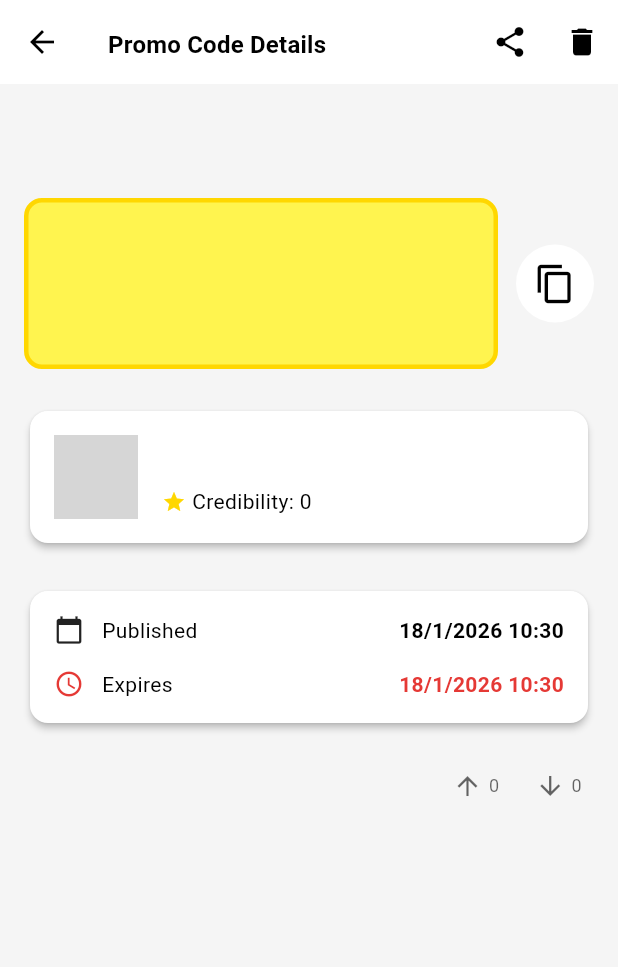
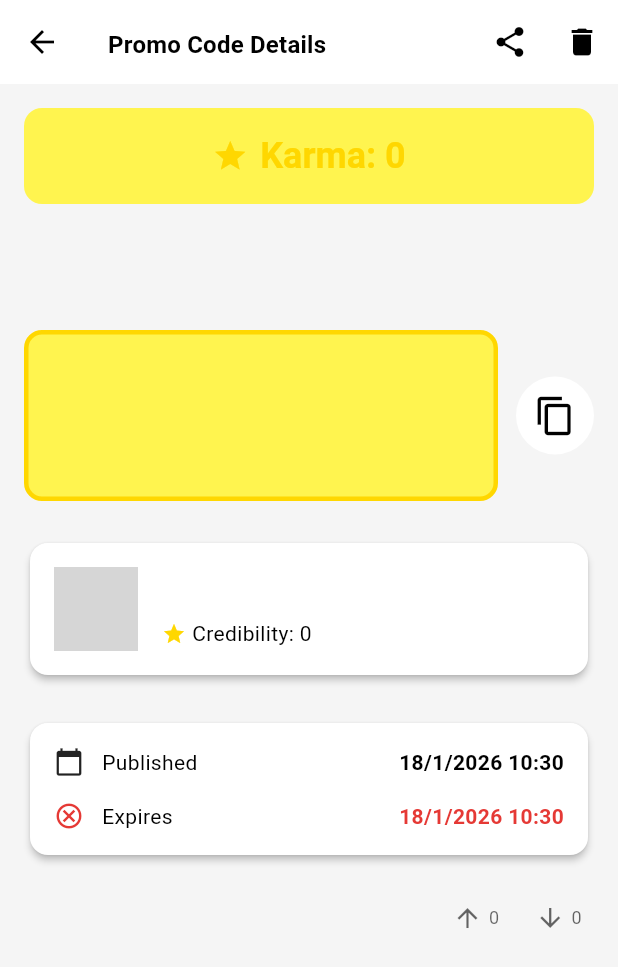
Before and after one commit to hashiroii/Arzan, a Flutter app: the DetailsPage screen opened directly with empty values, on a phone screen of 412 x 824 dp. Shown: the top 967 px of the screen. Run offline on Flutter 3.47's test engine with Material 3 defaults, Android fonts, the phone set to English and light mode, and no system bars; our stand-ins replace cached_network_image, carousel_slider, cloud_firestore, dartz, equatable, firebase_auth and 6 more; accounts and stored records are empty; network calls fail; grey boxes are pictures that could not be loaded.

Commit message:
fix: blocking functionality, translations, UI improvements
- Fix blocking to invalidate auth state and prevent duplicates
- Fix duplicate promo code cards by checking existing IDs
- Add translations for expiration dates in promo cards
- Change expired icon to cancel_outlined with red color
- Change block/unblock buttons from icons to text buttons
- Add karma display at top of details page
- Fix expiration date display in details page with proper icon

```diff
--- a/assets/translations/en.json
+++ b/assets/translations/en.json
@@ -96,5 +96,8 @@
   "alphabetical": "Alphabetical",
   "most_upvoted": "Most Upvoted",
   "all_services": "All Services",
-  "service": "Service"
+  "service": "Service",
+  "expires": "Expires",
+  "days_left": "d left",
+  "hours_left": "h left"
 }
--- a/assets/translations/ru.json
+++ b/assets/translations/ru.json
@@ -96,5 +96,8 @@
   "alphabetical": "По алфавиту",
   "most_upvoted": "Самые популярные",
   "all_services": "Все сервисы",
-  "service": "Сервис"
+  "service": "Сервис",
+  "expires": "Истекает",
+  "days_left": "д осталось",
+  "hours_left": "ч осталось"
 }
--- a/lib/core/utils/translations.dart
+++ b/lib/core/utils/translations.dart
@@ -115,6 +115,9 @@ class Translations {
   static String get mostUpvoted => translate('most_upvoted');
   static String get allServices => translate('all_services');
   static String get service => translate('service');
+  static String get expires => translate('expires');
+  static String daysLeft(int days) => '$days ${translate('days_left')}';
+  static String hoursLeft(int hours) => '$hours ${translate('hours_left')}';
 }
 
 final translationsProvider = FutureProvider<void>((ref) async {
--- a/lib/features/promo_codes/presentation/pages/details_page.dart
+++ b/lib/features/promo_codes/presentation/pages/details_page.dart
@@ -13,6 +13,7 @@ import '../providers/promo_code_provider.dart';
 import '../../../auth/presentation/providers/auth_provider.dart';
 import '../../../../core/utils/dependency_injection.dart';
 import '../../../user/domain/repositories/user_repository.dart';
+import '../../../user/domain/usecases/get_user_by_id.dart';
 
 class DetailsPage extends ConsumerStatefulWidget {
   final String promoCodeId;
@@ -211,11 +212,15 @@ class _DetailsPageState extends ConsumerState<DetailsPage> {
           },
           (_) async {
             if (mounted) {
+              ref.invalidate(authStateProvider);
               ScaffoldMessenger.of(context).showSnackBar(
                 SnackBar(content: Text(Translations.userBlockedSuccess)),
               );
+              await Future.delayed(const Duration(milliseconds: 500));
               ref.read(promoCodesNotifierProvider.notifier).loadPromoCodes(refresh: true);
-              Navigator.pop(context);
+              if (mounted) {
+                Navigator.pop(context);
+              }
             }
           },
         );
@@ -317,6 +322,32 @@ class _DetailsPageState extends ConsumerState<DetailsPage> {
         child: Column(
           crossAxisAlignment: CrossAxisAlignment.start,
           children: [
+            Container(
+              padding: const EdgeInsets.all(16),
+              decoration: BoxDecoration(
+                color: theme.colorScheme.primaryContainer,
+                borderRadius: BorderRadius.circular(12),
+              ),
+              child: Row(
+                mainAxisAlignment: MainAxisAlignment.center,
+                children: [
+                  Icon(
+                    Icons.star,
+                    color: theme.colorScheme.primary,
+                    size: 24,
+                  ),
+                  const SizedBox(width: 8),
+                  Text(
+                    '${Translations.karma}: ${promoCode.karma}',
+                    style: Theme.of(context).textTheme.headlineSmall?.copyWith(
+                      fontWeight: FontWeight.bold,
+                      color: theme.colorScheme.primary,
+                    ),
+                  ),
+                ],
+              ),
+            ),
+            const SizedBox(height: 24),
             Text(
               promoCode.serviceName,
               style: Theme.of(context).textTheme.headlineMedium?.copyWith(
@@ -412,11 +443,13 @@ class _DetailsPageState extends ConsumerState<DetailsPage> {
                                     ),
                                     if (currentUser != null &&
                                         promoCode.authorId != currentUser.id)
-                                      IconButton(
-                                        icon: const Icon(Icons.block),
+                                      TextButton.icon(
+                                        icon: const Icon(Icons.block, size: 18),
+                                        label: Text(Translations.block),
                                         onPressed: () => _blockUser(context),
-                                        tooltip: Translations.blockUser,
-                                        color: AppColors.error,
+                                        style: TextButton.styleFrom(
+                                          foregroundColor: AppColors.error,
+                                        ),
                                       ),
                                   ],
                                 ),
@@ -474,7 +507,7 @@ class _DetailsPageState extends ConsumerState<DetailsPage> {
                     if (promoCode.expirationDate != null) ...[
                       const SizedBox(height: 16),
                       _DetailRow(
-                        icon: Icons.access_time,
+                        icon: isExpired ? Icons.cancel_outlined : Icons.access_time,
                         label: Translations.expires,
                         value: _formatDate(promoCode.expirationDate!),
                         isExpired: isExpired,
```
Also changed, not shown: lib/features/promo_codes/presentation/providers/promo_code_provider.dart (+14 -7 lines), lib/features/user/presentation/pages/settings_page.dart (+5 -3 lines).
